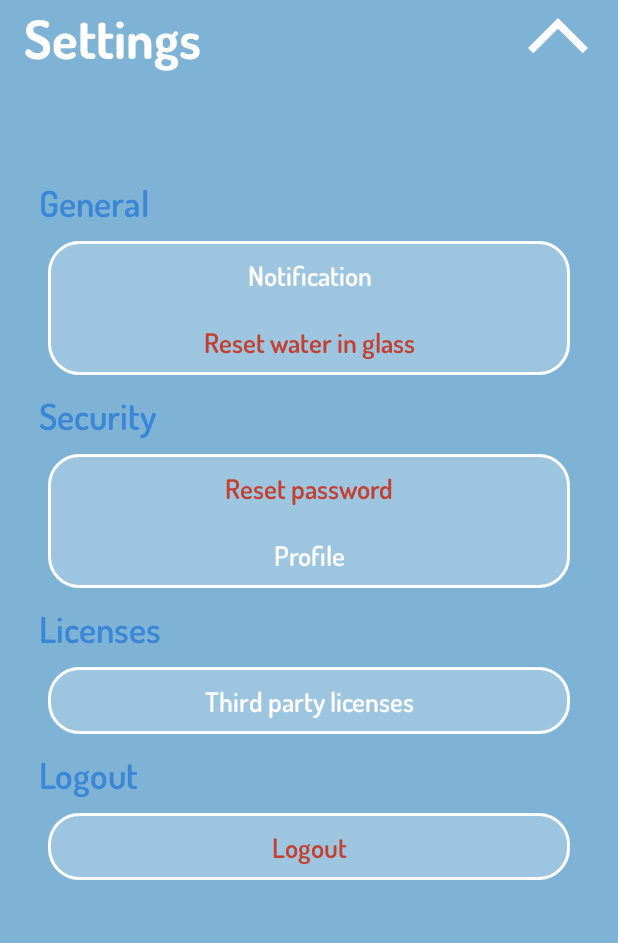
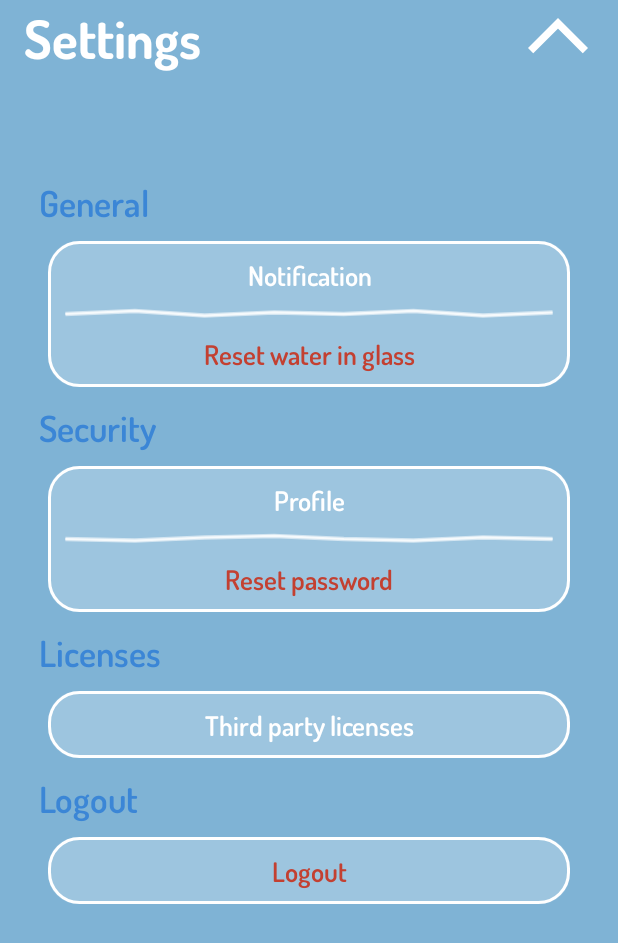
Before and after one commit to GitterHubber21/HydroHabit, an Android app built with Jetpack Compose: the SettingsActivity screen opened directly, with no data from a screen before it, on a phone screen of 412 x 824 dp. Shown: the top 943 px of the screen. Run offline under Robolectric (Android 15) with nearby library versions, the phone set to English and light mode, and no system bars; 5 statements that could not run were skipped.

Commit message:
Improved the settings layout's design

```diff
--- /dev/null
+++ b/app/src/main/res/drawable/glass_rift.xml
@@ -0,0 +1,17 @@
+<?xml version="1.0" encoding="utf-8"?>
+<vector xmlns:android="http://schemas.android.com/apk/res/android"
+    android:width="300dp"
+    android:height="8dp"
+    android:viewportWidth="300"
+    android:viewportHeight="8">
+    <path
+        android:pathData="M10,4 L50,2 L90,5 L130,3 L170,4 L210,2 L250,5 L290,3"
+        android:strokeWidth="1.5"
+        android:strokeColor="#ffffff"
+        android:strokeAlpha="0.8" />
+    <path
+        android:pathData="M10,4 L50,2 L90,5 L130,3 L170,4 L210,2 L250,5 L290,3"
+        android:strokeWidth="3"
+        android:strokeColor="#ffffff"
+        android:strokeAlpha="0.55" />
+</vector>
--- /dev/null
+++ b/app/src/main/res/drawable/glass_rift_variant.xml
@@ -0,0 +1,17 @@
+<?xml version="1.0" encoding="utf-8"?>
+<vector xmlns:android="http://schemas.android.com/apk/res/android"
+    android:width="300dp"
+    android:height="8dp"
+    android:viewportWidth="300"
+    android:viewportHeight="8">
+    <path
+        android:pathData="M10,4 L50,5 L90,3 L130,2 L170,4 L210,5 L250,3 L290,4"
+        android:strokeWidth="1.5"
+        android:strokeColor="#ffffff"
+        android:strokeAlpha="0.8" />
+    <path
+        android:pathData="M10,4 L50,5 L90,3 L130,2 L170,4 L210,5 L250,3 L290,4"
+        android:strokeWidth="3"
+        android:strokeColor="#ffffff"
+        android:strokeAlpha="0.55" />
+</vector>
--- a/app/src/main/res/layout/activity_settings.xml
+++ b/app/src/main/res/layout/activity_settings.xml
@@ -31,6 +31,7 @@
 
     </LinearLayout>
     <LinearLayout
+        android:id="@+id/main2"
         android:layout_width="match_parent"
         android:layout_height="wrap_content"
         android:layout_gravity="center"
@@ -68,6 +69,11 @@
                 android:textColor="@color/white"
                 android:text="Notification"
                 android:textSize="18sp"/>
+
+            <View
+                android:layout_width="match_parent"
+                android:layout_height="8dp"
+                android:background="@drawable/glass_rift" />
             <TextView
                 android:id="@+id/resetButton"
                 android:layout_width="match_parent"
@@ -100,6 +106,21 @@
             android:background="@drawable/rounded_transparent_square"
             android:layout_marginEnd="16dp">
             <TextView
+                android:id="@+id/profileButton"
+                android:layout_width="match_parent"
+                android:layout_height="wrap_content"
+                android:clickable="true"
+                android:focusable="true"
+                android:gravity="center"
+                android:padding="10dp"
+                android:textColor="@color/white"
+                android:text="Profile"
+                android:textSize="18sp" />
+            <View
+                android:layout_width="match_parent"
+                android:layout_height="8dp"
+                android:background="@drawable/glass_rift_variant" />
+            <TextView
                 android:id="@+id/resetPasswordButton"
                 android:layout_width="match_parent"
                 android:layout_height="wrap_content"
@@ -110,17 +131,6 @@
                 android:textColor="#c34031"
                 android:text="Reset password"
                 android:textSize="18sp"/>
-            <TextView
-                android:id="@+id/profileButton"
-                android:layout_width="match_parent"
-                android:layout_height="wrap_content"
-                android:clickable="true"
-                android:focusable="true"
-                android:gravity="center"
-                android:padding="10dp"
-                android:textColor="@color/white"
-                android:text="Profile"
-                android:textSize="18sp" />
         </LinearLayout>
         <TextView
             android:id="@+id/titleLicenses"
```
